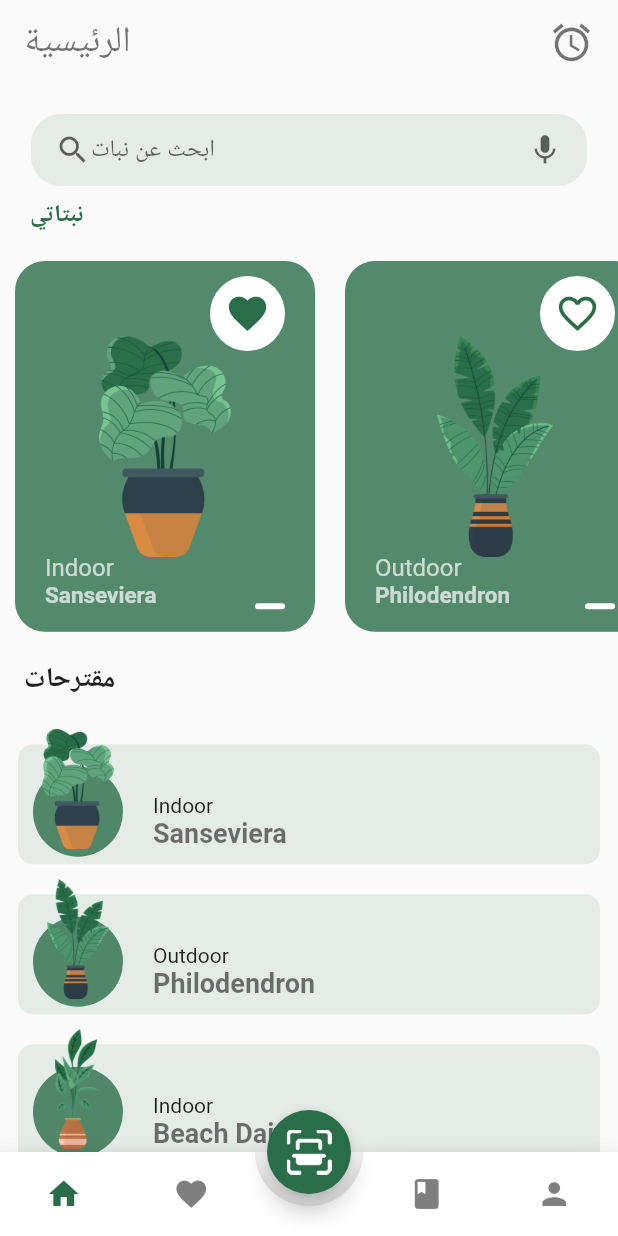
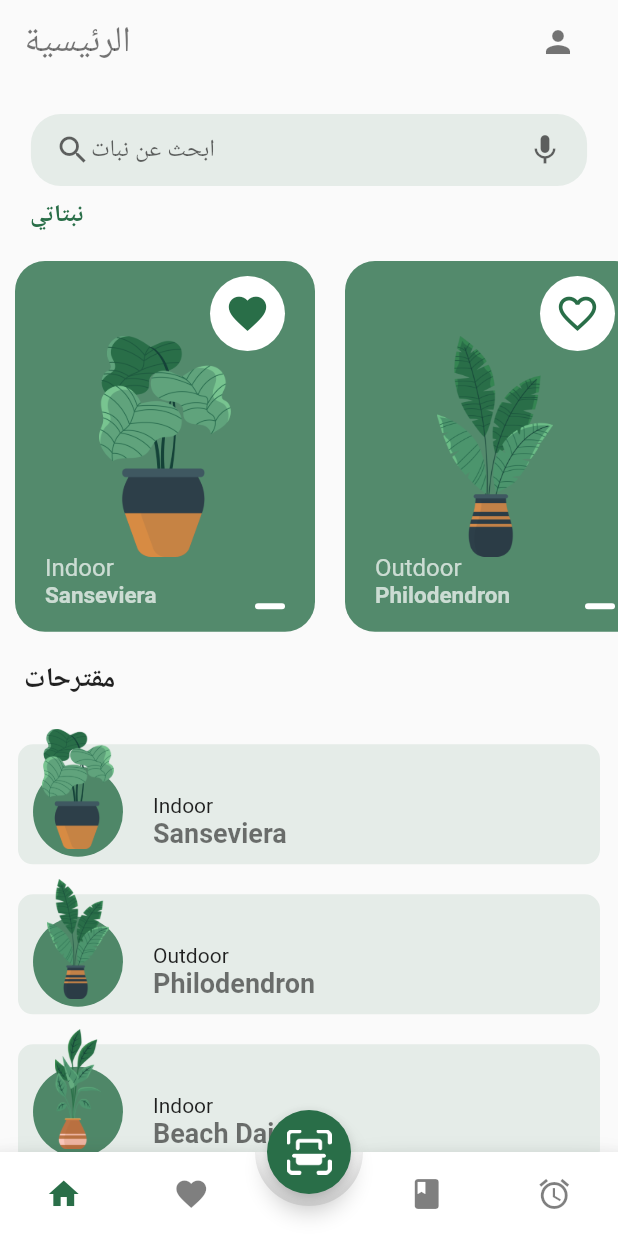
Before and after one commit to RoaaM/green_heart, a Flutter app: the RootPage screen opened directly, on a phone screen of 412 x 824 dp. Run offline on Flutter 3.47's test engine with Material 2 defaults, Android fonts, the light colour scheme and no system bars; drawn by our look-alikes of animated_bottom_navigation_bar; our stand-ins replace image_picker, page_transition.

Commit message:
init commit

```diff
--- a/plant_care/lib/ui/root_page.dart
+++ b/plant_care/lib/ui/root_page.dart
@@ -18,7 +18,7 @@ class RootPage extends StatefulWidget {
 
 class _RootPageState extends State<RootPage> {
   List<Plant> favorites = [];
-  List<Plant> myCart = [];
+  List<Plant> myAdvice = [];
 
   int _bottomNavIndex = 0;
 
@@ -27,8 +27,8 @@ class _RootPageState extends State<RootPage> {
     return [
       const HomePage(),
       FavoritePage(favoritedPlants: favorites),
-      AdvicePage(), // Use the AdvicePage widget here
-      const ProfilePage(),
+      AdvicePage(imagePath: '',), // Use the AdvicePage widget here
+      // const alarmPage(), //alarm
     ];
   }
 
@@ -37,7 +37,7 @@ class _RootPageState extends State<RootPage> {
     Icons.home,
     Icons.favorite,
     Icons.book, // Change this to the book icon
-    Icons.person, // Keep the person icon
+    Icons.alarm, // Keep the person icon
   ];
 
   // List of the pages titles
@@ -45,7 +45,7 @@ class _RootPageState extends State<RootPage> {
     'الرئيسية',
     'المفضلة',
     'ارشادات', // Update the title
-    'صفحتي',
+    'تنبيهات',
   ];
 
   @override
@@ -63,10 +63,18 @@ class _RootPageState extends State<RootPage> {
                 fontSize: 24,
               ),
             ),
-            Icon(
-              Icons.alarm,
-              color: Constants.blackColor,
-              size: 30.0,
+            Center(
+              child: IconButton(
+                icon: Icon(Icons.person),
+                color: Constants.blackColor,
+                onPressed: () {
+                  Navigator.push(
+                    context,
+                    MaterialPageRoute(
+                        builder: (context) => const ProfilePage()),
+                  );
+                },
+              ),
             )
           ],
         ),
@@ -109,7 +117,7 @@ class _RootPageState extends State<RootPage> {
             final List<Plant> addedToAdvicePlants = Plant.addedToAdvicePlants();
 
             favorites = favoritedPlants;
-            myCart = addedToAdvicePlants.toSet().toList();
+            myAdvice = addedToAdvicePlants.toSet().toList();
           });
         },
       ),
--- a/plant_care/lib/ui/scan_page.dart
+++ b/plant_care/lib/ui/scan_page.dart
@@ -42,7 +42,7 @@ class _ScanPageState extends State<ScanPage> {
                     context,
                     MaterialPageRoute(
                       builder: (context) =>
-                          AdvicePage(), // Navigate to AdvicePage
+                          AdvicePage(imagePath: _pickedImage!.path),
                     ),
                   );
                 },
--- a/plant_care/lib/ui/screens/widgets/profile_widget.dart
+++ b/plant_care/lib/ui/screens/widgets/profile_widget.dart
@@ -1,4 +1,3 @@
-
 import 'package:flutter/material.dart';
 import 'package:plant_care/constants.dart';
 
```
Also changed, not shown: plant_care/lib/ui/screens/advice_page.dart (+71 -15 lines), plant_care/lib/ui/screens/profile_page.dart (+19 -4 lines), 3 other files.
